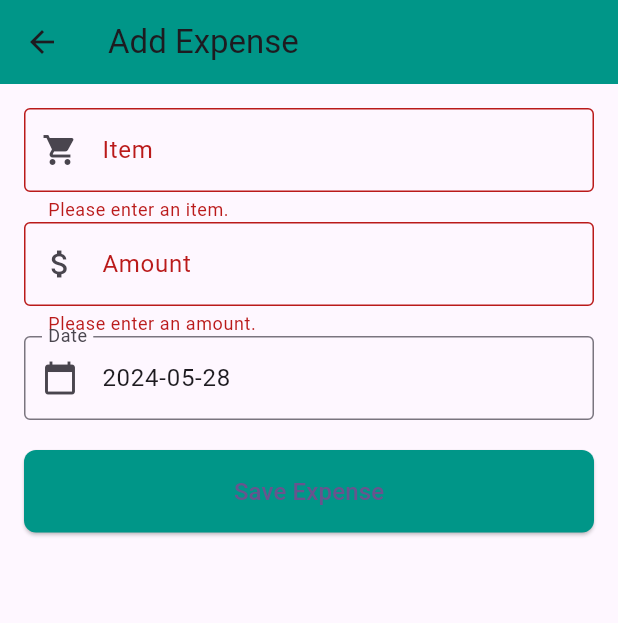
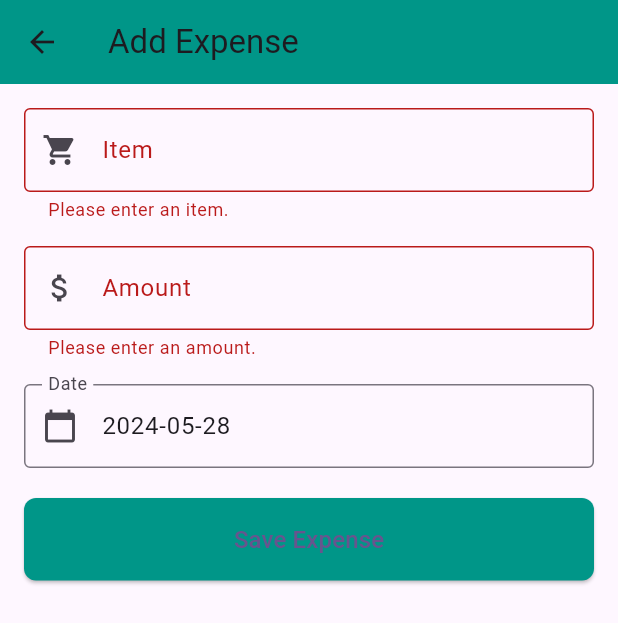
Before and after one commit to Maureen-Mwendwa/Personal-Finance-App, a Flutter app: the AddExpenseScreen screen opened directly with empty values, after a tap on "Save Expense", on a phone screen of 412 x 824 dp. Shown: the top 623 px of the screen. Run offline on Flutter 3.47's test engine with Material 3 defaults, Android fonts, the light colour scheme and no system bars; our stand-ins replace email_validator, fl_chart, flutter_login, flutter_pw_validator.

Commit message:
Added spacing between form fields

```diff
--- a/lib/screens/add_expense_screen.dart
+++ b/lib/screens/add_expense_screen.dart
@@ -1,4 +1,6 @@
-// Responsible for displaying a form that allows users to add or edit an expense. This widget uses a form with text fields for the item name, amount, and data, and it handles the logic for saving the expense data.
+// Responsible for displaying a form that allows users to add or edit an expense.
+// This widget uses a form with text fields for the item name, amount, and date,
+// and it handles the logic for saving the expense data.
 import 'package:flutter/material.dart';
 import 'package:provider/provider.dart';
 import 'package:spendsense/statemanagement/expenses_provider.dart';
@@ -16,16 +18,21 @@ class AddExpenseScreen extends StatefulWidget {
 
 class _AddExpenseScreenState extends State<AddExpenseScreen> {
   final _formKey = GlobalKey<
-      FormState>(); //Declares a form key to uniquely identify the form.
-  //Declare state variables for the item name, amount, and date.
+      FormState>(); // Declares a form key to uniquely identify the form.
+
+  // Declare state variables for the item name, amount, and date.
   String _item = '';
   double _amount = 0.0;
   DateTime _date = DateTime.now();
 
+  // Method to save the form data
   void _saveForm() {
     if (_formKey.currentState!.validate()) {
-      _formKey.currentState!.save();
-//When the form is submitted, the _SaveForm method is called. This method validates the form, saves the data, and then creates a new Expense object with the entered details. After creating the newExpense object, the   Provider.of<ExpensesProvider>(context, listen: false) .addExpense(newExpense); line is executed to add the expense to the list managed by ExpensesProvider
+      // Validate the form fields
+      _formKey.currentState!.save(); // Save the form fields
+
+      // When the form is submitted, the _saveForm method is called.
+      // This method validates the form, saves the data, and then creates a new Expense object with the entered details.
       final newExpense = Expense(
         category: widget.category,
         subcategory: widget.subcategory,
@@ -34,10 +41,12 @@ class _AddExpenseScreenState extends State<AddExpenseScreen> {
         date: _date,
       );
 
-//Provider.of<ExpensesProvider>: This is a method provided by the provider package to access the instance of a provider. In this case, it is accessing an instance of ExpensesProvider in this context. (context, listen: false). Context: The build context from which the provider is accessed. listen: false. When listen is set to false, it means that this widget does not need to rebuild if the ExpensesProvider changes. Essentially, you are telling flutter that you want to access the provider without listening for updates. This is useful in scenarios where you need to perform an action but don't need to rebuild the UI when the data changes.
+      // Provider.of<ExpensesProvider>: This is a method provided by the provider package to access the instance of a provider.
+      // In this case, it is accessing an instance of ExpensesProvider in this context. (context, listen: false).
+      // When listen is set to false, it means that this widget does not need to rebuild if the ExpensesProvider changes.
       Provider.of<ExpensesProvider>(context, listen: false)
           .addExpense(newExpense);
-      Navigator.of(context).pop();
+      Navigator.of(context).pop(); // Close the form screen
     }
   }
 
@@ -49,12 +58,13 @@ class _AddExpenseScreenState extends State<AddExpenseScreen> {
         backgroundColor: Colors.teal,
       ),
       body: Padding(
-        padding: const EdgeInsets.all(16.0),
+        padding: const EdgeInsets.all(16.0), // Add padding around the body
         child: Form(
           key:
-              _formKey, //This assigns a global key to the form, allowing it to be uniquely identified and managed. The key is used for accessing the form's state, such as validation and saving.
+              _formKey, // This assigns a global key to the form, allowing it to be uniquely identified and managed.
           child: ListView(
-            //The listview widget allows for verticla scrolling of its children. This is useful when the form has multiple fields that might not fit on the screen.
+            // The ListView widget allows for vertical scrolling of its children.
+            // This is useful when the form has multiple fields that might not fit on the screen.
             children: [
               TextFormField(
                 decoration: InputDecoration(
@@ -63,17 +73,18 @@ class _AddExpenseScreenState extends State<AddExpenseScreen> {
                   border: OutlineInputBorder(),
                 ),
                 validator: (value) {
-                  //Validates the input. It checks if the filed is empty and returns an error message if it is.
+                  // Validates the input. It checks if the field is empty and returns an error message if it is.
                   if (value!.isEmpty) {
                     return 'Please enter an item.';
                   }
                   return null;
                 },
                 onSaved: (value) {
-                  //Called when the form is saved. It assigns the input value to _item.
+                  // Called when the form is saved. It assigns the input value to _item.
                   _item = value!;
                 },
               ),
+              SizedBox(height: 16), // Add space between form fields
               TextFormField(
                 decoration: InputDecoration(
                   labelText: 'Amount',
@@ -81,7 +92,7 @@ class _AddExpenseScreenState extends State<AddExpenseScreen> {
                   border: OutlineInputBorder(),
                 ),
                 keyboardType: TextInputType
-                    .number, //sets the keyboard type to number,making it easier for the user to enter numerical values.
+                    .number, // Sets the keyboard type to number, making it easier for the user to enter numerical values.
                 validator: (value) {
                   if (value!.isEmpty) {
                     return 'Please enter an amount.';
@@ -95,6 +106,7 @@ class _AddExpenseScreenState extends State<AddExpenseScreen> {
                   _amount = double.parse(value!);
                 },
               ),
+              SizedBox(height: 16), // Add space between form fields
               TextFormField(
                 decoration: InputDecoration(
                   labelText: 'Date',
@@ -102,34 +114,37 @@ class _AddExpenseScreenState extends State<AddExpenseScreen> {
                   border: OutlineInputBorder(),
                 ),
                 readOnly:
-                    true, //read-only input field for the date. Makes the text field read-only, so the user cannot type directly into it.
+                    true, // Makes the text field read-only, so the user cannot type directly into it.
                 controller: TextEditingController(
-                    text: _date.toString().split(' ')[
-                        0]), //Sets the initial value of the text field to the current date, formatted to show only the date part.
+                  text: _date.toString().split(' ')[
+                      0], // Sets the initial value of the text field to the current date, formatted to show only the date part.
+                ),
                 onTap: () async {
+                  // Displays a date picker and stores the selected date in pickedDate.
                   DateTime? pickedDate = await showDatePicker(
-                    //Displays a date picker and stores the selected date in pickedDate.
                     context: context,
                     initialDate: _date,
                     firstDate: DateTime(2000),
                     lastDate: DateTime(3000),
                   );
-                  if (pickedDate != null && pickedDate != _date)
+                  if (pickedDate != null && pickedDate != _date) {
                     setState(() {
                       _date = pickedDate;
                     });
+                  }
                 },
               ),
-              SizedBox(height: 20),
+              SizedBox(height: 20), // Add space between form fields
               ElevatedButton(
                 onPressed:
-                    _saveForm, //Calls the _saveForm method when the button is pressed. This method validates and saves the form data.
+                    _saveForm, // Calls the _saveForm method when the button is pressed. This method validates and saves the form data.
                 style: ElevatedButton.styleFrom(
-                    backgroundColor: Colors.teal,
-                    padding: EdgeInsets.symmetric(vertical: 16),
-                    shape: RoundedRectangleBorder(
-                      borderRadius: BorderRadius.circular(8),
-                    )),
+                  backgroundColor: Colors.teal,
+                  padding: EdgeInsets.symmetric(vertical: 16),
+                  shape: RoundedRectangleBorder(
+                    borderRadius: BorderRadius.circular(8),
+                  ),
+                ),
                 child: Text('Save Expense', style: TextStyle(fontSize: 16)),
               ),
             ],
```
